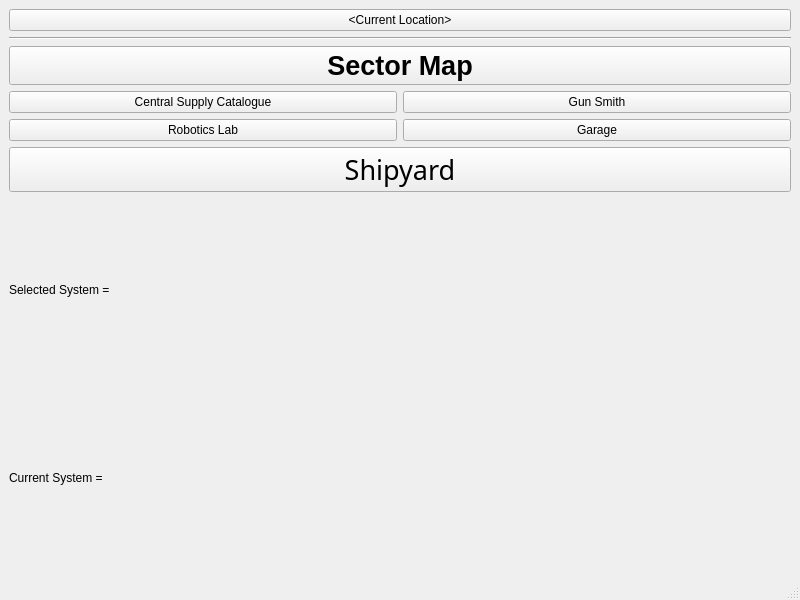
Before: the Qt Designer form ShipboardTools/Launcher.ui in AganDur/TravellerTool, drawn with Qt 5.
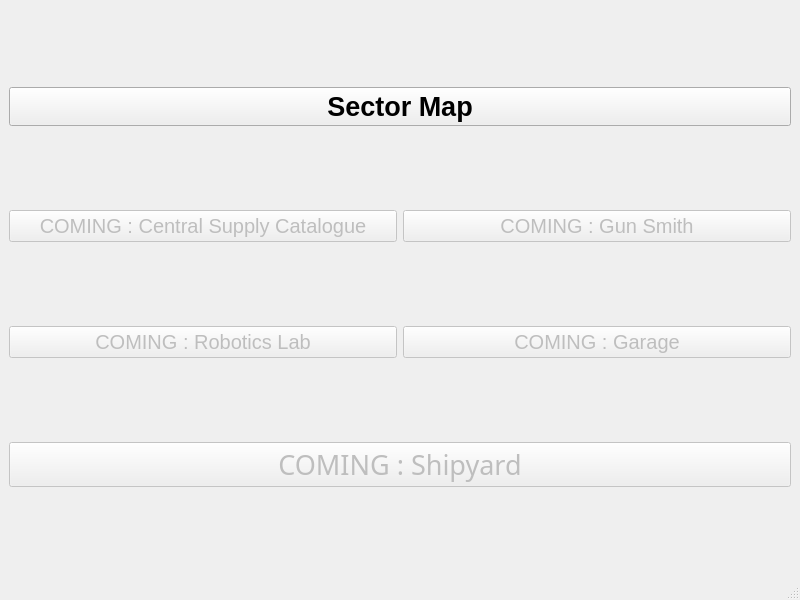
After: the same form once the commit is applied. Icons and pictures are not drawn.

```diff
--- a/ShipboardTools/Launcher.ui
+++ b/ShipboardTools/Launcher.ui
@@ -15,22 +15,26 @@
   </property>
   <widget class="QWidget" name="centralwidget">
    <layout class="QGridLayout" name="gridLayout">
-    <item row="4" column="2">
-     <widget class="QPushButton" name="RoboticsLabButton">
-      <property name="text">
-       <string>Robotics Lab</string>
+    <item row="2" column="3">
+     <widget class="QPushButton" name="GarageButton">
+      <property name="enabled">
+       <bool>false</bool>
       </property>
-     </widget>
-    </item>
-    <item row="6" column="2">
-     <widget class="QLabel" name="targetSystemTitle">
+      <property name="font">
+       <font>
+        <pointsize>15</pointsize>
+       </font>
+      </property>
       <property name="text">
-       <string>Selected System = </string>
+       <string>COMING : Garage</string>
       </property>
      </widget>
     </item>
-    <item row="5" column="2" colspan="2">
+    <item row="3" column="2" colspan="2">
      <widget class="QPushButton" name="ShipyardButton">
+      <property name="enabled">
+       <bool>false</bool>
+      </property>
       <property name="font">
        <font>
         <family>Adamsky SF</family>
@@ -38,7 +42,7 @@
        </font>
       </property>
       <property name="text">
-       <string>Shipyard</string>
+       <string>COMING : Shipyard</string>
       </property>
       <property name="icon">
        <iconset>
@@ -53,49 +57,22 @@
       </property>
      </widget>
     </item>
-    <item row="4" column="3">
-     <widget class="QPushButton" name="GarageButton">
-      <property name="text">
-       <string>Garage</string>
-      </property>
-     </widget>
-    </item>
-    <item row="0" column="2" colspan="2">
-     <widget class="QPushButton" name="LocationButton">
-      <property name="text">
-       <string>&lt;Current Location&gt;</string>
-      </property>
-     </widget>
-    </item>
-    <item row="1" column="2" colspan="2">
-     <widget class="Line" name="line">
-      <property name="orientation">
-       <enum>Qt::Horizontal</enum>
-      </property>
-     </widget>
-    </item>
-    <item row="3" column="3">
+    <item row="1" column="3">
      <widget class="QPushButton" name="GunSmithButton">
-      <property name="text">
-       <string>Gun Smith</string>
+      <property name="enabled">
+       <bool>false</bool>
       </property>
-     </widget>
-    </item>
-    <item row="3" column="2">
-     <widget class="QPushButton" name="CSCButton">
-      <property name="text">
-       <string>Central Supply Catalogue</string>
+      <property name="font">
+       <font>
+        <pointsize>15</pointsize>
+       </font>
       </property>
-     </widget>
-    </item>
-    <item row="7" column="2">
-     <widget class="QLabel" name="currentSystemTitle">
       <property name="text">
-       <string>Current System = </string>
+       <string>COMING : Gun Smith</string>
       </property>
      </widget>
     </item>
-    <item row="2" column="2" colspan="2">
+    <item row="0" column="2" colspan="2">
      <widget class="QPushButton" name="SectorMapButton">
       <property name="font">
        <font>
@@ -108,6 +85,36 @@
       </property>
      </widget>
     </item>
+    <item row="2" column="2">
+     <widget class="QPushButton" name="RoboticsLabButton">
+      <property name="enabled">
+       <bool>false</bool>
+      </property>
+      <property name="font">
+       <font>
+        <pointsize>15</pointsize>
+       </font>
+      </property>
+      <property name="text">
+       <string>COMING : Robotics Lab</string>
+      </property>
+     </widget>
+    </item>
+    <item row="1" column="2">
+     <widget class="QPushButton" name="CSCButton">
+      <property name="enabled">
+       <bool>false</bool>
+      </property>
+      <property name="font">
+       <font>
+        <pointsize>15</pointsize>
+       </font>
+      </property>
+      <property name="text">
+       <string>COMING : Central Supply Catalogue</string>
+      </property>
+     </widget>
+    </item>
    </layout>
   </widget>
   <widget class="QMenuBar" name="menubar">
```
Left out of the diff: 2 changed lines with no effect on the pictures.
